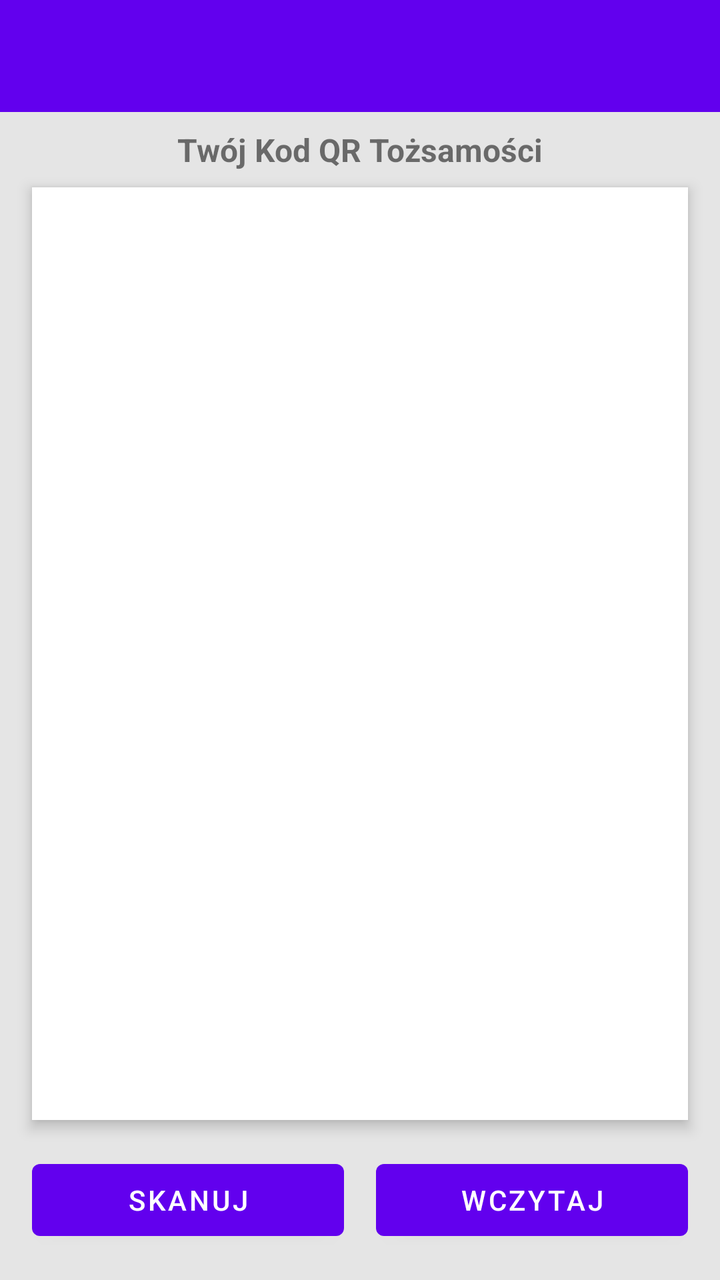
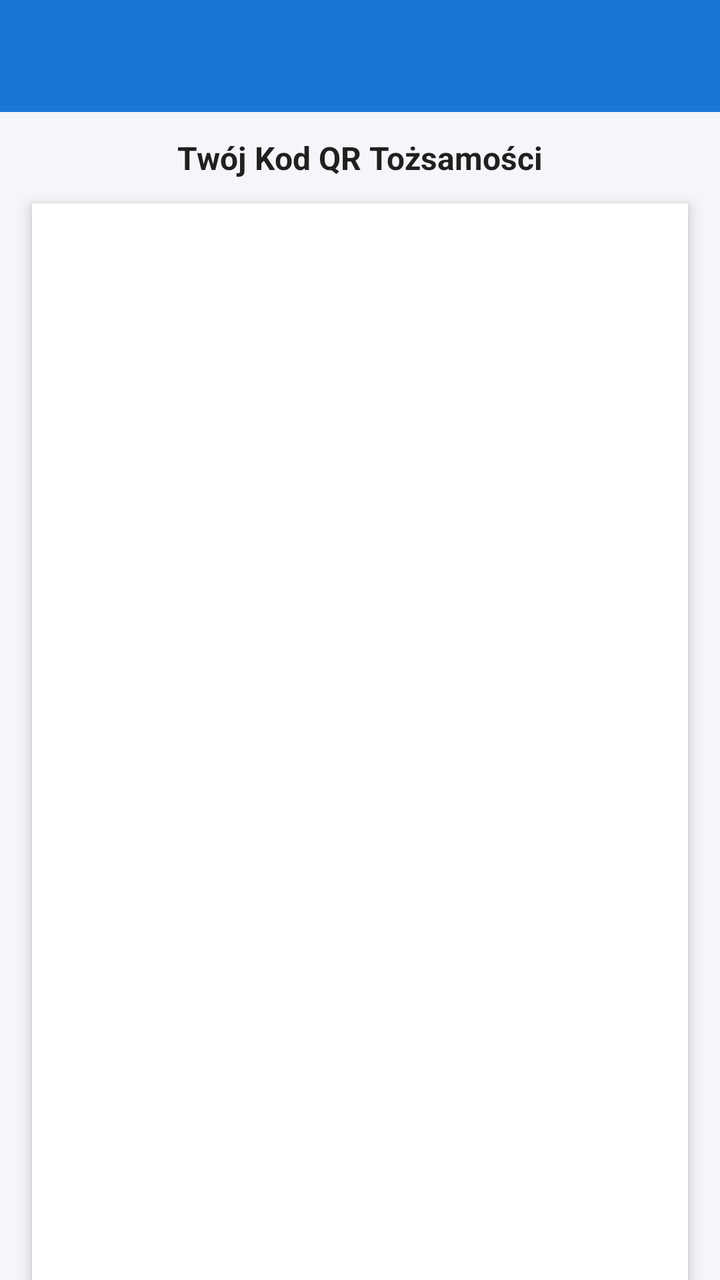

Two renders of the same Android screen: before a commit and after it. Below are the layout's source before the change and the commit's diff.
<!-- AndroidManifest.xml: application theme Theme.StegoChat -->
<!-- res/layout/activity_qr_scan.xml -->
<?xml version="1.0" encoding="utf-8"?>
<LinearLayout xmlns:android="http://schemas.android.com/apk/res/android"
    android:layout_width="match_parent"
    android:layout_height="match_parent"
    android:orientation="vertical"
    android:fitsSystemWindows="true"
    android:background="#E5E5E5">

    <androidx.appcompat.widget.Toolbar
        android:id="@+id/toolbar"
        android:layout_width="match_parent"
        android:layout_height="?attr/actionBarSize"
        android:background="?attr/colorPrimary"
        android:theme="@style/ThemeOverlay.AppCompat.Dark.ActionBar" />

    <TextView
        android:layout_width="wrap_content"
        android:layout_height="wrap_content"
        android:text="Twój Kod QR Tożsamości"
        android:textStyle="bold"
        android:textSize="16sp"
        android:layout_gravity="center_horizontal"
        android:layout_marginTop="8dp"
        android:layout_marginBottom="8dp"/>

    
    <ImageView
        android:id="@+id/hugeQrImageView"
        android:layout_width="match_parent"
        android:layout_height="0dp"
        android:layout_weight="1"
        android:layout_marginStart="16dp"
        android:layout_marginEnd="16dp"
        android:background="?attr/colorSurface"
        android:padding="8dp"
        android:elevation="4dp"
        android:scaleType="fitCenter" />

    <LinearLayout
        android:layout_width="match_parent"
        android:layout_height="wrap_content"
        android:orientation="horizontal"
        android:padding="16dp"
        android:gravity="center">

        <Button
            android:id="@+id/scanCameraButton"
            android:layout_width="0dp"
            android:layout_height="wrap_content"
            android:layout_weight="1"
            android:text="SKANUJ"
            android:layout_marginEnd="8dp"/>

        <Button
            android:id="@+id/scanGalleryButton"
            android:layout_width="0dp"
            android:layout_height="wrap_content"
            android:layout_weight="1"
            android:text="WCZYTAJ"
            android:layout_marginStart="8dp"/>
    </LinearLayout>
</LinearLayout>
<!-- resources referenced by this layout -->
<resources>
  <style name="Theme.StegoChat" parent="Theme.MaterialComponents.DayNight.NoActionBar">
          
          <item name="colorPrimary">@color/purple_500</item>
          <item name="colorPrimaryVariant">@color/purple_700</item>
          <item name="colorOnPrimary">@color/white</item>
  
          
          <item name="windowNoTitle">true</item>
          <item name="windowActionBar">false</item>
      </style>
  <color name="purple_500">#FF6200EE</color>
  <color name="purple_700">#FF3700B3</color>
  <color name="white">#FFFFFFFF</color>
</resources>

<!-- the commit's change to res/layout/activity_qr_scan.xml (unified diff, before → after) -->
@@ -4,7 +4,7 @@
     android:layout_height="match_parent"
     android:orientation="vertical"
     android:fitsSystemWindows="true"
-    android:background="#E5E5E5">
+    android:background="?android:attr/windowBackground">
 
     <androidx.appcompat.widget.Toolbar
         android:id="@+id/toolbar"
@@ -19,9 +19,10 @@
         android:text="Twój Kod QR Tożsamości"
         android:textStyle="bold"
         android:textSize="16sp"
+        android:textColor="?android:attr/textColorPrimary"
         android:layout_gravity="center_horizontal"
-        android:layout_marginTop="8dp"
-        android:layout_marginBottom="8dp"/>
+        android:layout_marginTop="12dp"
+        android:layout_marginBottom="12dp"/>
 
     
     <ImageView
@@ -32,31 +33,7 @@
         android:layout_marginStart="16dp"
         android:layout_marginEnd="16dp"
         android:background="?attr/colorSurface"
-        android:padding="8dp"
+        android:padding="12dp"
         android:elevation="4dp"
         android:scaleType="fitCenter" />
-
-    <LinearLayout
-        android:layout_width="match_parent"
-        android:layout_height="wrap_content"
-        android:orientation="horizontal"
-        android:padding="16dp"
-        android:gravity="center">
-
-        <Button
-            android:id="@+id/scanCameraButton"
-            android:layout_width="0dp"
-            android:layout_height="wrap_content"
-            android:layout_weight="1"
-            android:text="SKANUJ"
-            android:layout_marginEnd="8dp"/>
-
-        <Button
-            android:id="@+id/scanGalleryButton"
-            android:layout_width="0dp"
-            android:layout_height="wrap_content"
-            android:layout_weight="1"
-            android:text="WCZYTAJ"
-            android:layout_marginStart="8dp"/>
-    </LinearLayout>
 </LinearLayout>
<!-- resource entries referenced after the edit -->
@@ -1,17 +1,18 @@
 <!-- resources referenced by this layout -->
 <resources>
   <style name="Theme.StegoChat" parent="Theme.MaterialComponents.DayNight.NoActionBar">
-          
-          <item name="colorPrimary">@color/purple_500</item>
-          <item name="colorPrimaryVariant">@color/purple_700</item>
-          <item name="colorOnPrimary">@color/white</item>
-  
-          
+          <item name="colorPrimary">@color/colorPrimary</item>
+          <item name="colorPrimaryVariant">@color/colorPrimaryVariant</item>
+          <item name="colorOnPrimary">@color/colorOnPrimary</item>
+          <item name="android:windowBackground">@color/windowBackgroundLight</item>
+          <item name="colorSurface">@color/surfaceLight</item>
           <item name="windowNoTitle">true</item>
           <item name="windowActionBar">false</item>
       </style>
-  <color name="purple_500">#FF6200EE</color>
-  <color name="purple_700">#FF3700B3</color>
-  <color name="white">#FFFFFFFF</color>
+  <color name="colorPrimary">#1976D2</color>
+  <color name="colorPrimaryVariant">#115293</color>
+  <color name="colorOnPrimary">#FFFFFF</color>
+  <color name="windowBackgroundLight">#F4F6F9</color>
+  <color name="surfaceLight">#FFFFFF</color>
 </resources>
 
